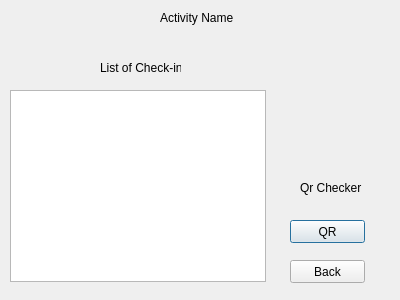
The window that gui/activitywindow.ui (hanspistorstetson/ProjectRevamp) describes before a commit, drawn with Qt 5.
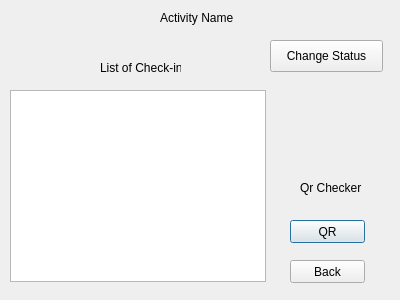
The same window after the commit.

Commit message: added change status capability

The edit to the form file:
```diff
--- a/gui/activitywindow.ui
+++ b/gui/activitywindow.ui
@@ -88,6 +88,32 @@
     <string>Back</string>
    </property>
   </widget>
+  <widget class="QPushButton" name="pushButton">
+   <property name="geometry">
+    <rect>
+     <x>270</x>
+     <y>40</y>
+     <width>113</width>
+     <height>32</height>
+    </rect>
+   </property>
+   <property name="text">
+    <string>Change Status</string>
+   </property>
+  </widget>
+  <widget class="QLabel" name="status_label">
+   <property name="geometry">
+    <rect>
+     <x>300</x>
+     <y>80</y>
+     <width>60</width>
+     <height>16</height>
+    </rect>
+   </property>
+   <property name="text">
+    <string/>
+   </property>
+  </widget>
  </widget>
  <resources/>
  <connections/>
```
The commit also changes 2 other files.
